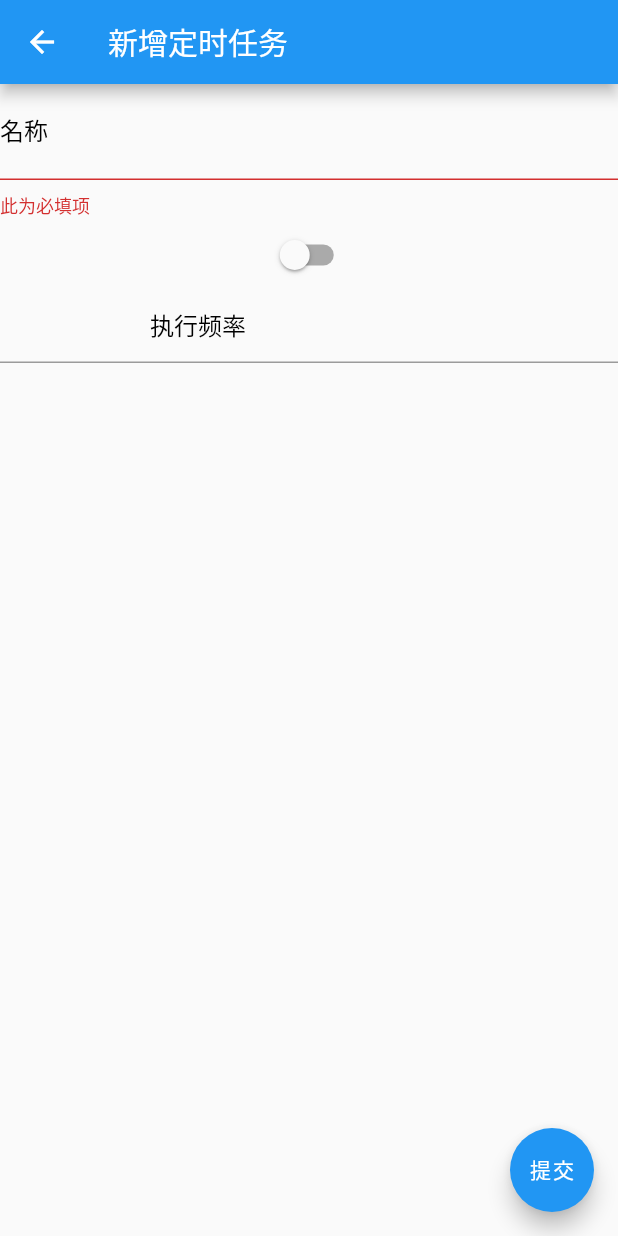
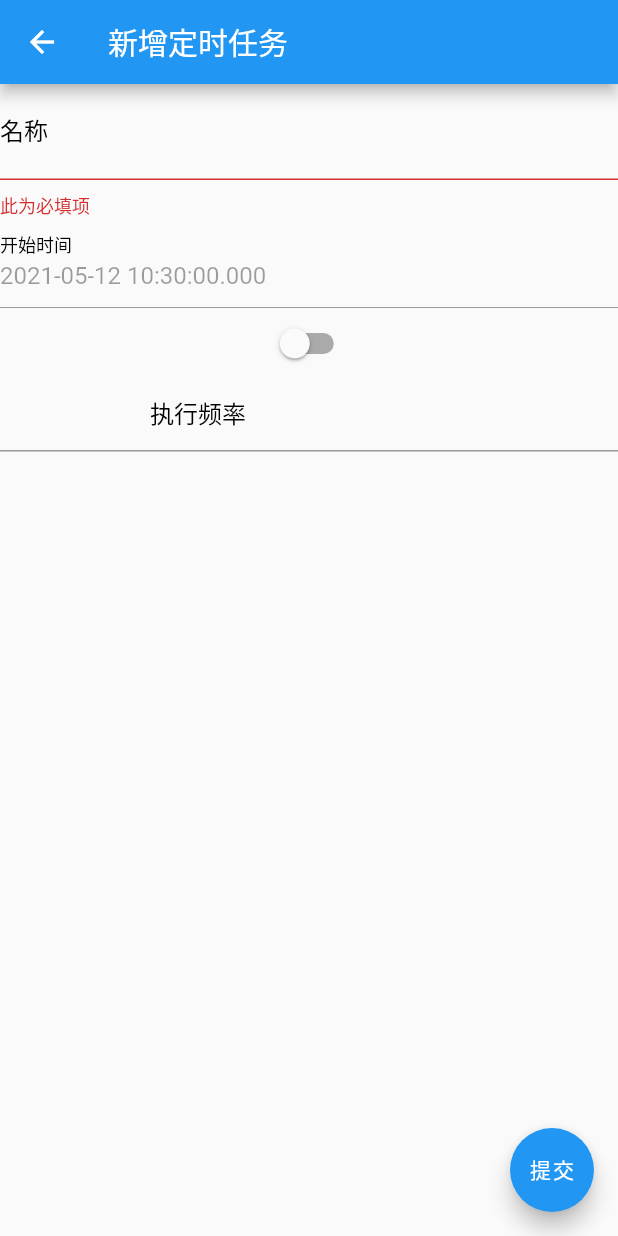
Before and after one commit to nju-iot/edge-app-flutter, a Flutter app: the IntervalAddPage screen opened by its route, on a phone screen of 412 x 824 dp. Run offline on Flutter 3.47's test engine with Material 2 defaults, Android fonts, the phone set to English and light mode, and no system bars; our stand-ins replace auto_route, cached_network_image, date_format, dio, fluro, flutter_easyrefresh and 4 more; accounts and stored records are empty; network calls fail; statements that could not run were skipped.

Commit message:
删除日期选择器，改为自行实现

```diff
--- a/lib/page/interval/interval_add.dart
+++ b/lib/page/interval/interval_add.dart
@@ -1,15 +1,51 @@
 import 'package:flutter/material.dart';
+import 'package:flutter/cupertino.dart';
+
+
 class IntervalAddPage extends StatefulWidget {
   @override
   _IntervalAddPageState createState() => _IntervalAddPageState();
 }
 
 class _IntervalAddPageState extends State<IntervalAddPage> {
-  bool _runOnce=false;
+  bool _runOnce=false;//只运行一次
+  DateTime _startDateTime;//开始时间
+  DateTime _endDateTime;//结束时间
+
   //提交表单
   void _formSubmit(){
     print("提交表单");
   }
+
+  @override
+  void initState() {
+    super.initState();
+    _startDateTime=DateTime.now();
+  }
+
+
+
+  Future<DateTime> _showDatePicker(){
+    _startDateTime=DateTime.now();
+    return showCupertinoModalPopup(
+      context: context ,
+      builder: (ctx){
+        return SizedBox(
+          height: 200,
+          child: CupertinoDatePicker(
+            mode: CupertinoDatePickerMode.dateAndTime,
+            initialDateTime: _startDateTime,
+            onDateTimeChanged: (DateTime selectedDate){
+              print(selectedDate);
+            },
+            ),
+        );
+      },
+      );
+  }
+
+
+
   @override
   Widget build(BuildContext context) {
     return Scaffold(
@@ -20,6 +56,7 @@ class _IntervalAddPageState extends State<IntervalAddPage> {
       child: Text("提交"),),
       body: Form(
         child: Column(
+
           children: <Widget>[
             TextFormField(
               decoration: InputDecoration(
@@ -27,6 +64,17 @@ class _IntervalAddPageState extends State<IntervalAddPage> {
                 labelStyle: TextStyle(color: Colors.black),
                 hintText: "请输入名称",
                 errorText: "此为必填项",
+              ),
+            ),
+            TextFormField(
+              onTap: () async {
+
+              },
+              initialValue: _startDateTime.toString(),
+              enabled: false,
+              decoration: InputDecoration(
+                labelText: "开始时间",
+                labelStyle: TextStyle(color: Colors.black),
               ),
             ),
             Switch(
@@ -46,6 +94,7 @@ class _IntervalAddPageState extends State<IntervalAddPage> {
                   contentPadding: EdgeInsets.symmetric(horizontal: 100.0),
 
                 ),
+
               ),
 
           ],
--- a/pubspec.yaml
+++ b/pubspec.yaml
@@ -46,6 +46,9 @@ dependencies:
   shared_preferences: ^0.5.12+4
   smooth_star_rating: ^1.1.1
   web_socket_channel: ^1.0.13
+  # 日期选择器
+  #flutter_cupertino_date_picker: ^1.0.26+2
+
 
 
 
```
